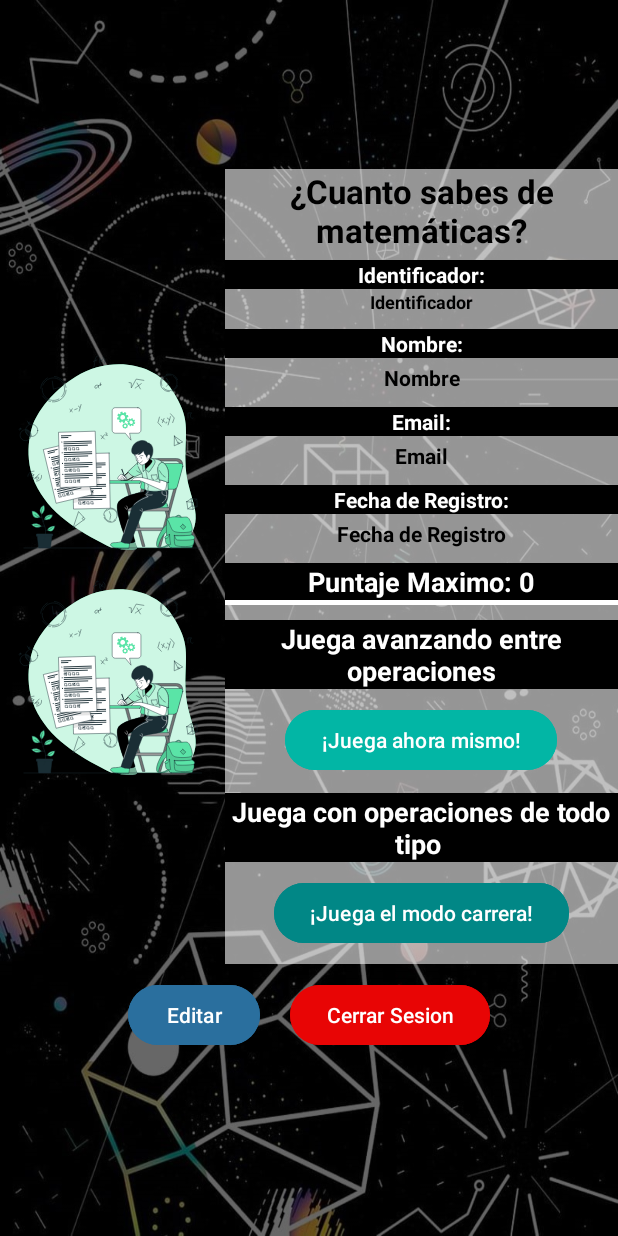
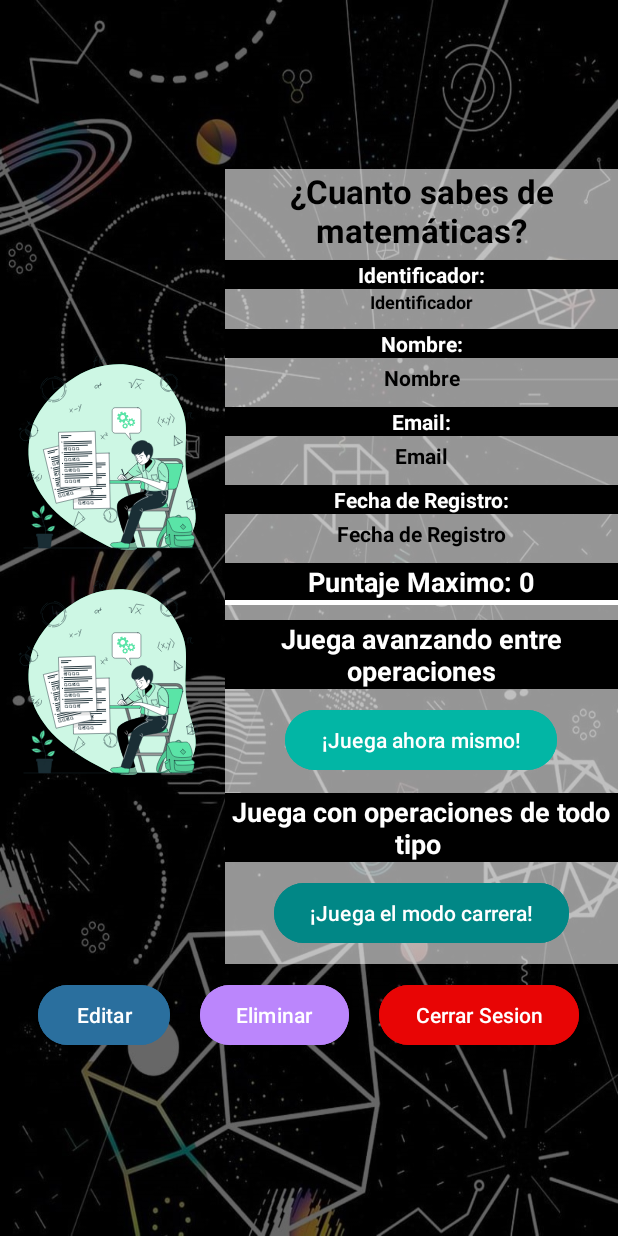
Before and after one commit to AdairPonceuwu/Mobile-Applications-Project, an Android app: the screen it shows after launch once a user with an empty profile is signed in (MainActivity), on a phone screen of 412 x 824 dp. Run offline under Robolectric (Android 15) with nearby library versions, the phone set to English and light mode, and no system bars; our stand-ins replace Firebase (no records; nobody signed in at launch, a user with empty details on screens opened directly).

Commit message:
Se anadio nuevo boton de eliminar y funcionalidad al MainActivity

```diff
--- a/app/src/main/res/layout/activity_main.xml
+++ b/app/src/main/res/layout/activity_main.xml
@@ -246,6 +246,16 @@
                 android:textColor="@color/white"
                 android:text="Editar" />
 
+
+            <Button
+                android:id="@+id/btnEliminacion"
+                android:layout_width="wrap_content"
+                android:layout_height="wrap_content"
+                android:layout_margin="10dp"
+                android:backgroundTint="@color/purple_200"
+                android:textColor="@color/white"
+                android:text="Eliminar" />
+
             <Button
                 android:id="@+id/btnCerrarSesion"
                 android:layout_width="wrap_content"
```
Also changed, not shown: app/src/main/java/com/example/mobile_applications_project/MainActivity.java (+54 -1 lines).
